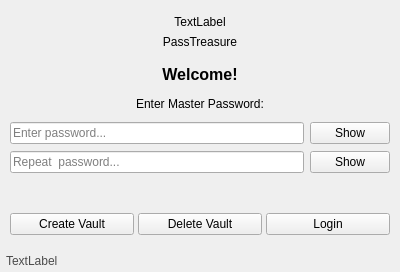
First picture: the form in src/loginwindow.ui, repository sera619/PassTreasure, before the edit.
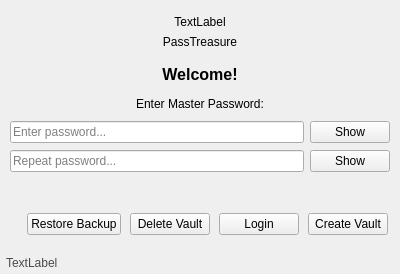
Second picture: the form after the edit.

```diff
--- a/src/loginwindow.ui
+++ b/src/loginwindow.ui
@@ -7,7 +7,7 @@
     <x>0</x>
     <y>0</y>
     <width>400</width>
-    <height>272</height>
+    <height>274</height>
    </rect>
   </property>
   <property name="windowTitle">
@@ -179,7 +179,7 @@
       <item>
        <widget class="QLineEdit" name="input_password2">
         <property name="placeholderText">
-         <string>Repeat  password...</string>
+         <string>Repeat password...</string>
         </property>
        </widget>
       </item>
@@ -211,25 +211,38 @@
    </item>
    <item>
     <layout class="QHBoxLayout" name="buttonLayout">
+     <property name="spacing">
+      <number>9</number>
+     </property>
      <property name="leftMargin">
-      <number>4</number>
+      <number>6</number>
      </property>
      <property name="topMargin">
-      <number>4</number>
+      <number>6</number>
      </property>
      <property name="rightMargin">
-      <number>4</number>
+      <number>6</number>
      </property>
      <property name="bottomMargin">
-      <number>4</number>
+      <number>6</number>
      </property>
      <item>
-      <widget class="QPushButton" name="btn_create">
-       <property name="visible">
-        <bool>true</bool>
+      <spacer name="horizontalSpacer">
+       <property name="orientation">
+        <enum>Qt::Orientation::Horizontal</enum>
        </property>
+       <property name="sizeHint" stdset="0">
+        <size>
+         <width>40</width>
+         <height>20</height>
+        </size>
+       </property>
+      </spacer>
+     </item>
+     <item>
+      <widget class="QPushButton" name="btn_restore_backup">
        <property name="text">
-        <string>Create Vault</string>
+        <string>Restore Backup</string>
        </property>
       </widget>
      </item>
@@ -250,6 +263,16 @@
        </property>
       </widget>
      </item>
+     <item>
+      <widget class="QPushButton" name="btn_create">
+       <property name="visible">
+        <bool>true</bool>
+       </property>
+       <property name="text">
+        <string>Create Vault</string>
+       </property>
+      </widget>
+     </item>
     </layout>
    </item>
    <item alignment="Qt::AlignmentFlag::AlignBottom">
```
